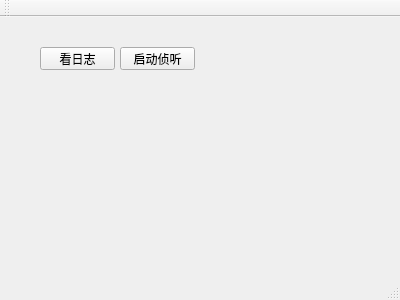
The window that FuturePmsSolution/PlatformCentralServer/mainwindow.ui (Anne081031/WinParkUI) describes before a commit, drawn with Qt 5.
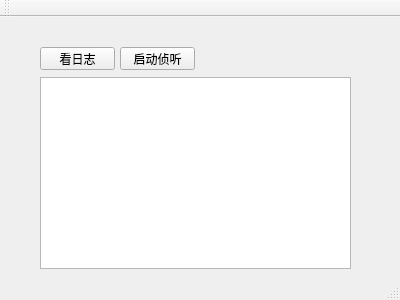
The same window after the commit.

Patch:
```diff
--- a/FuturePmsSolution/PlatformCentralServer/mainwindow.ui
+++ b/FuturePmsSolution/PlatformCentralServer/mainwindow.ui
@@ -40,6 +40,16 @@
      <string>启动侦听</string>
     </property>
    </widget>
+   <widget class="QListWidget" name="listWidget">
+    <property name="geometry">
+     <rect>
+      <x>40</x>
+      <y>60</y>
+      <width>311</width>
+      <height>192</height>
+     </rect>
+    </property>
+   </widget>
   </widget>
   <widget class="QMenuBar" name="menuBar">
    <property name="geometry">
```
